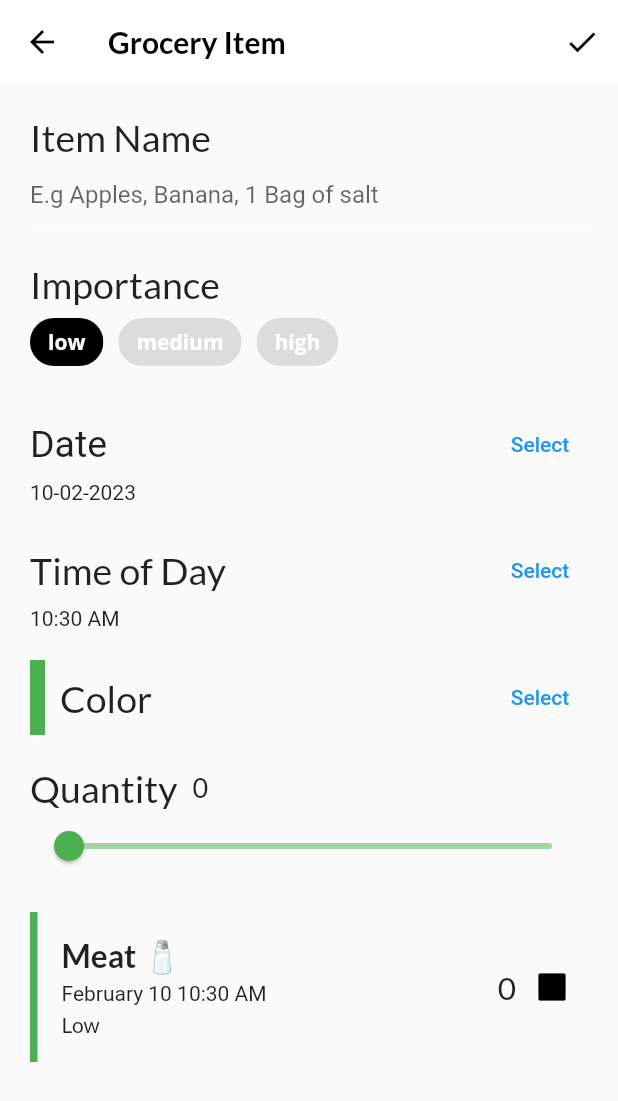
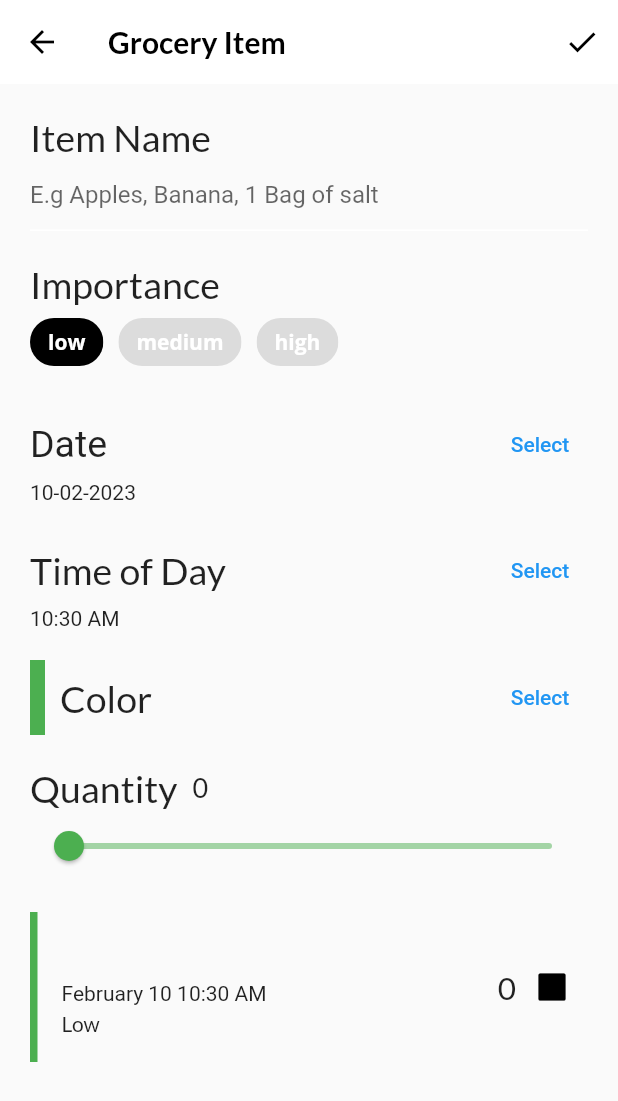
Before and after one commit to Peter-Immanuel/dart-journey, a Flutter app: the screen it shows after launch, item 3 of the bottom bar chosen, after a tap on the "add" icon, on a phone screen of 412 x 824 dp. Shown: the top 1101 px of the screen. Run offline on Flutter 3.47's test engine with Material 2 defaults, Android fonts, the phone set to English and light mode, and no system bars; our stand-ins replace flutter_colorpicker, google_fonts.

Commit message:
Built Food receipe application completed

```diff
--- a/chapter_5/lib/home.dart
+++ b/chapter_5/lib/home.dart
@@ -19,7 +19,7 @@ class HomeState extends State<Home> {
 
   @override
   Widget build(BuildContext context) {
-    return Consumer<TabManager>(builder: (context, value, child) {
+    return Consumer<TabManager>(builder: (context, tabManager, child) {
       return Scaffold(
         appBar: AppBar(
           title: Text(
@@ -27,13 +27,16 @@ class HomeState extends State<Home> {
             style: Theme.of(context).textTheme.headline6,
           ),
         ),
-        body: pages[value.selectedTab],
+        body: IndexedStack(
+          index: tabManager.selectedTab,
+          children: pages,
+        ),
         bottomNavigationBar: BottomNavigationBar(
           selectedItemColor:
               Theme.of(context).textSelectionTheme.selectionColor,
-          currentIndex: value.selectedTab,
+          currentIndex: tabManager.selectedTab,
           onTap: (index) {
-            return value.goToTab(index);
+            return tabManager.goToTab(index);
           },
           items: const <BottomNavigationBarItem>[
             BottomNavigationBarItem(
--- a/chapter_5/lib/screens/grocery_item_screen.dart
+++ b/chapter_5/lib/screens/grocery_item_screen.dart
@@ -27,7 +27,7 @@ class GroceryItemScreen extends StatefulWidget {
 class _GroceryItemScreenState extends State<GroceryItemScreen> {
   final _nameController = TextEditingController();
 
-  String _name = 'Meat 🧂';
+  String _name = '';
   Importance _importance = Importance.low;
   DateTime _dueDate = DateTime.now();
   TimeOfDay _timeOfDay = TimeOfDay.now();
@@ -70,9 +70,9 @@ class _GroceryItemScreenState extends State<GroceryItemScreen> {
       appBar: AppBar(
         actions: [
           IconButton(
-            icon: Icon(Icons.check),
+            icon: const Icon(Icons.check),
             onPressed: () {
-              // TODO: Add callback handler
+              // create a grocery item from the variables
               final groceryItem = GroceryItem(
                 id: widget.originalItem?.id ?? const Uuid().v1(),
                 name: _nameController.text,
--- a/chapter_5/lib/screens/grocery_screen.dart
+++ b/chapter_5/lib/screens/grocery_screen.dart
@@ -20,7 +20,6 @@ class GroceryScreen extends StatelessWidget {
               builder: (context) => GroceryItemScreen(
                   onCreate: (item) {
                     manager.addItem(item);
-                    print(item);
                     Navigator.pop(context);
                   },
                   onUpdate: (item) {}),
@@ -33,11 +32,9 @@ class GroceryScreen extends StatelessWidget {
   }
 
   Widget buildGroceryScreen() {
-    return Consumer<GroceryManager>(builder: (context, value, child) {
-      if (value.groceryItems.isNotEmpty) {
-        return Container(
-          color: Colors.green,
-        );
+    return Consumer<GroceryManager>(builder: (context, manager, child) {
+      if (manager.groceryItems.isNotEmpty) {
+        return GroceryListScreen(manager: manager);
       } else {
         return const EmptyGroceryScreen();
       }
--- a/chapter_5/lib/screens/screens.dart
+++ b/chapter_5/lib/screens/screens.dart
@@ -1,5 +1,6 @@
 export 'empty_grocery_screen.dart';
 export 'explore_screen.dart';
 export 'grocery_item_screen.dart';
+export 'grocery_list_screen.dart';
 export 'grocery_screen.dart';
 export 'recipes_screen.dart';
```
Also changed, not shown: chapter_5/lib/screens/grocery_list_screen.dart (added, +69 -0 lines), chapter_5/lib/screens/grocery_items_screen.dart (deleted).
